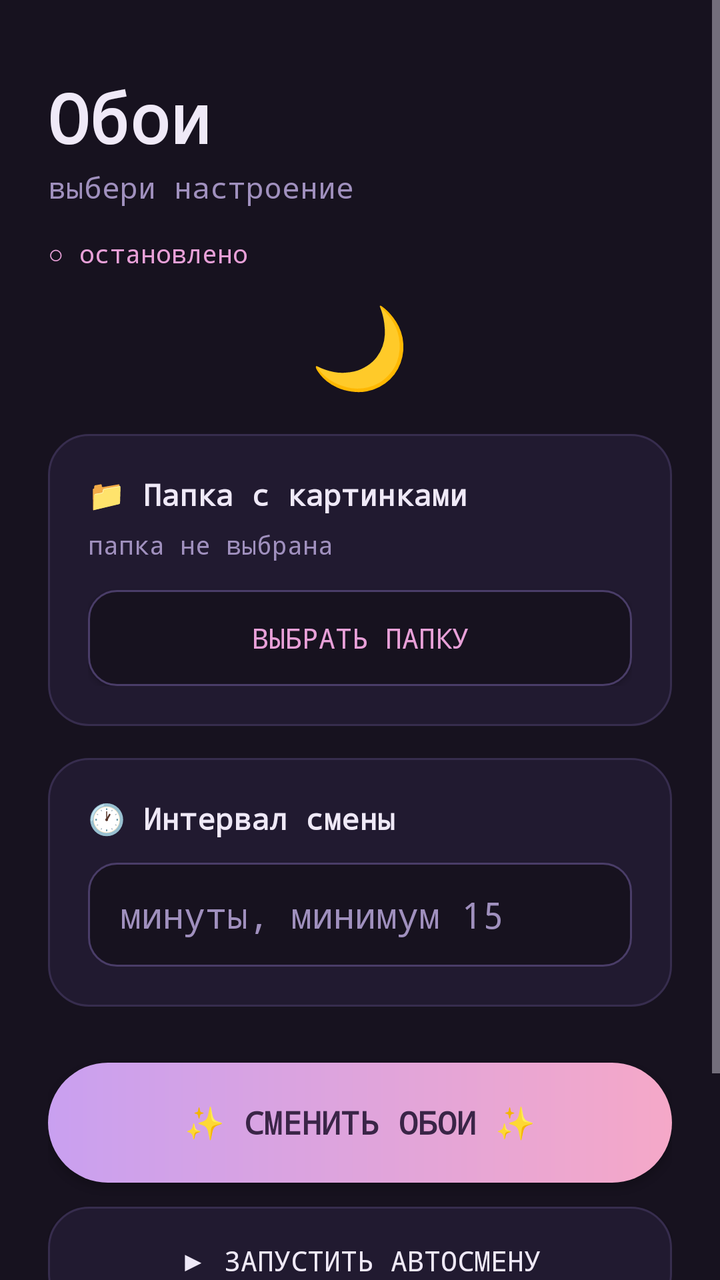
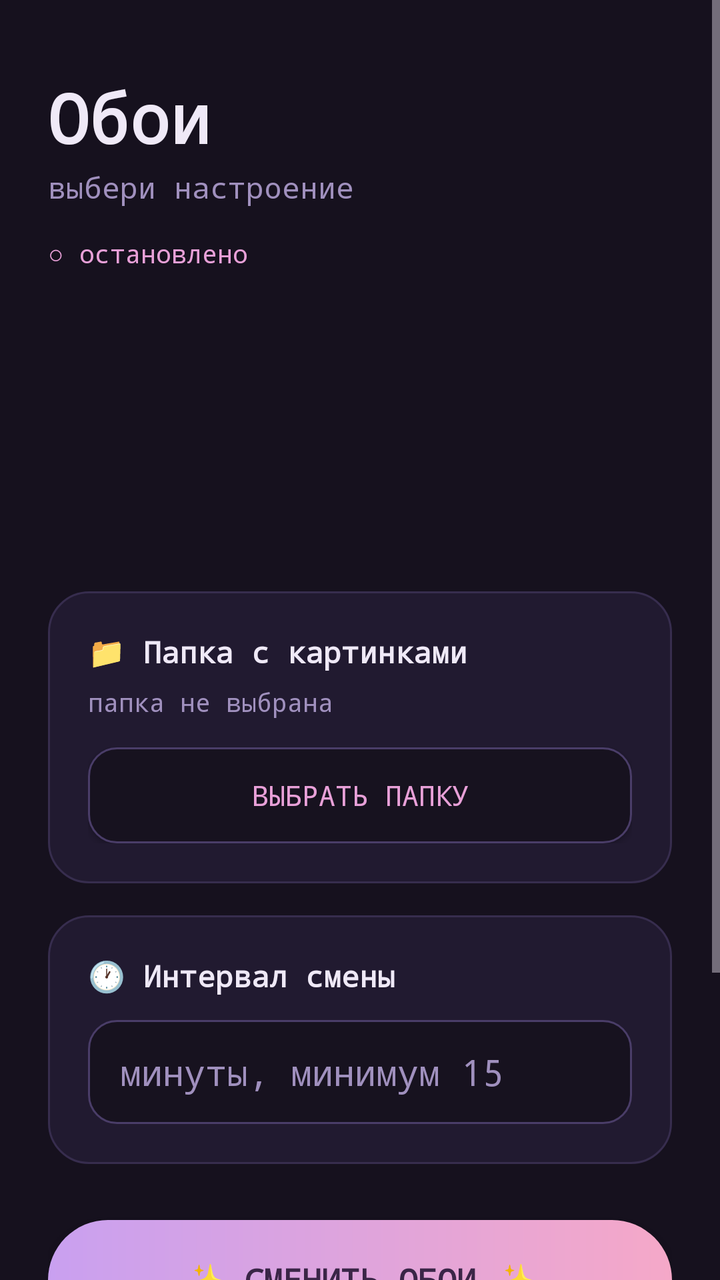

Screens rendered from an Android XML layout before and after an edit, with the pre-edit source and the edit as a unified diff.
<!-- AndroidManifest.xml: application theme Theme.WallpaperChanger -->
<!-- res/layout/activity_main.xml -->
<?xml version="1.0" encoding="utf-8"?>
<ScrollView xmlns:android="http://schemas.android.com/apk/res/android"
    xmlns:app="http://schemas.android.com/apk/res-auto"
    android:layout_width="match_parent"
    android:layout_height="match_parent"
    android:background="@color/bg"
    android:fillViewport="true">

    <LinearLayout
        android:layout_width="match_parent"
        android:layout_height="wrap_content"
        android:orientation="vertical"
        android:padding="24dp">

        
        <TextView
            android:layout_width="wrap_content"
            android:layout_height="wrap_content"
            android:text="@string/app_name"
            android:fontFamily="monospace"
            android:textSize="34sp"
            android:textStyle="bold"
            android:textColor="@color/text_main"
            android:layout_marginTop="12dp" />

        <TextView
            android:layout_width="wrap_content"
            android:layout_height="wrap_content"
            android:text="@string/subtitle"
            android:fontFamily="monospace"
            android:textSize="15sp"
            android:textColor="@color/text_muted"
            android:layout_marginTop="2dp" />

        <TextView
            android:id="@+id/statusText"
            android:layout_width="wrap_content"
            android:layout_height="wrap_content"
            android:text="@string/status_stopped"
            android:fontFamily="monospace"
            android:textSize="13sp"
            android:textColor="@color/accent_pink"
            android:layout_marginTop="14dp" />

        <TextView
            android:layout_width="wrap_content"
            android:layout_height="wrap_content"
            android:text="🌙"
            android:textSize="40sp"
            android:layout_gravity="center"
            android:layout_marginTop="10dp"
            android:layout_marginBottom="10dp" />

        
        <LinearLayout
            android:layout_width="match_parent"
            android:layout_height="wrap_content"
            android:orientation="vertical"
            android:background="@drawable/btn_dark"
            android:padding="20dp"
            android:layout_marginTop="8dp">

            <TextView
                android:layout_width="wrap_content"
                android:layout_height="wrap_content"
                android:text="@string/folder_card_title"
                android:fontFamily="monospace"
                android:textSize="15sp"
                android:textStyle="bold"
                android:textColor="@color/text_main" />

            <TextView
                android:id="@+id/folderText"
                android:layout_width="match_parent"
                android:layout_height="wrap_content"
                android:text="@string/folder_not_selected"
                android:fontFamily="monospace"
                android:textSize="13sp"
                android:textColor="@color/text_muted"
                android:layout_marginTop="6dp" />

            <Button
                android:id="@+id/pickFolderButton"
                android:layout_width="match_parent"
                android:layout_height="48dp"
                android:text="@string/pick_folder"
                android:fontFamily="monospace"
                android:textColor="@color/accent_pink"
                android:background="@drawable/input_bg"
                app:backgroundTint="@null"
                android:layout_marginTop="14dp" />
        </LinearLayout>

        
        <LinearLayout
            android:layout_width="match_parent"
            android:layout_height="wrap_content"
            android:orientation="vertical"
            android:background="@drawable/btn_dark"
            android:padding="20dp"
            android:layout_marginTop="16dp">

            <TextView
                android:layout_width="wrap_content"
                android:layout_height="wrap_content"
                android:text="@string/interval_card_title"
                android:fontFamily="monospace"
                android:textSize="15sp"
                android:textStyle="bold"
                android:textColor="@color/text_main" />

            <EditText
                android:id="@+id/intervalInput"
                android:layout_width="match_parent"
                android:layout_height="52dp"
                android:inputType="number"
                android:hint="@string/interval_hint"
                android:fontFamily="monospace"
                android:textColor="@color/text_main"
                android:textColorHint="@color/text_muted"
                android:background="@drawable/input_bg"
                android:paddingStart="16dp"
                android:paddingEnd="16dp"
                android:layout_marginTop="12dp" />
        </LinearLayout>

        
        <Button
            android:id="@+id/changeNowButton"
            android:layout_width="match_parent"
            android:layout_height="60dp"
            android:text="@string/change_now"
            android:fontFamily="monospace"
            android:textSize="16sp"
            android:textStyle="bold"
            android:textColor="@color/on_pill"
            android:background="@drawable/btn_pill"
            app:backgroundTint="@null"
            android:layout_marginTop="28dp" />

        <Button
            android:id="@+id/startButton"
            android:layout_width="match_parent"
            android:layout_height="54dp"
            android:text="@string/start"
            android:fontFamily="monospace"
            android:textColor="@color/text_main"
            android:background="@drawable/btn_dark"
            app:backgroundTint="@null"
            android:layout_marginTop="12dp" />

        <Button
            android:id="@+id/stopButton"
            android:layout_width="match_parent"
            android:layout_height="54dp"
            android:text="@string/stop"
            android:fontFamily="monospace"
            android:textColor="@color/text_muted"
            android:background="@drawable/btn_dark"
            app:backgroundTint="@null"
            android:layout_marginTop="12dp"
            android:layout_marginBottom="16dp" />
    </LinearLayout>
</ScrollView>
<!-- resources referenced by this layout -->
<resources>
  <color name="accent_pink">#E8A0D8</color>
  <color name="bg">#17121F</color>
  <color name="on_pill">#3A2547</color>
  <color name="text_main">#EFE9F7</color>
  <color name="text_muted">#A090BE</color>
  <!-- drawable btn_dark (drawable) -->
  <?xml version="1.0" encoding="utf-8"?>
  <shape xmlns:android="http://schemas.android.com/apk/res/android"
      android:shape="rectangle">
      <solid android:color="@color/card" />
      <stroke
          android:width="1dp"
          android:color="@color/card_stroke" />
      <corners android:radius="20dp" />
  </shape>
  <!-- drawable btn_pill (drawable) -->
  <?xml version="1.0" encoding="utf-8"?>
  <shape xmlns:android="http://schemas.android.com/apk/res/android"
      android:shape="rectangle">
      <gradient
          android:startColor="@color/pill_start"
          android:endColor="@color/pill_end"
          android:angle="0" />
      <corners android:radius="32dp" />
  </shape>
  <!-- drawable input_bg (drawable) -->
  <?xml version="1.0" encoding="utf-8"?>
  <shape xmlns:android="http://schemas.android.com/apk/res/android"
      android:shape="rectangle">
      <solid android:color="#17121F" />
      <stroke
          android:width="1dp"
          android:color="#4A3D68" />
      <corners android:radius="14dp" />
  </shape>
  <string name="app_name">Обои</string>
  <string name="change_now">✨ Сменить обои ✨</string>
  <string name="folder_card_title">📁 Папка с картинками</string>
  <string name="folder_not_selected">папка не выбрана</string>
  <string name="interval_card_title">🕐 Интервал смены</string>
  <string name="interval_hint">минуты, минимум 15</string>
  <string name="pick_folder">Выбрать папку</string>
  <string name="start">▶ Запустить автосмену</string>
  <string name="status_stopped">○ остановлено</string>
  <string name="stop">■ Остановить</string>
  <string name="subtitle">выбери настроение</string>
  <style name="Theme.WallpaperChanger" parent="Theme.Material3.Dark.NoActionBar">
          <item name="colorPrimary">@color/primary</item>
          <item name="colorOnPrimary">@color/on_pill</item>
          <item name="android:windowBackground">@color/bg</item>
          <item name="android:statusBarColor">@color/bg</item>
          <item name="android:navigationBarColor">@color/bg</item>
      </style>
  <color name="card">#211A30</color>
  <color name="card_stroke">#372D4E</color>
  <color name="pill_start">#C9A0F0</color>
  <color name="pill_end">#F5A8C8</color>
  <color name="primary">#B98EE8</color>
</resources>

<!-- the commit's change to res/layout/activity_main.xml (unified diff, before → after) -->
@@ -1,164 +1,180 @@
 <?xml version="1.0" encoding="utf-8"?>
-<ScrollView xmlns:android="http://schemas.android.com/apk/res/android"
+<FrameLayout xmlns:android="http://schemas.android.com/apk/res/android"
     xmlns:app="http://schemas.android.com/apk/res-auto"
     android:layout_width="match_parent"
     android:layout_height="match_parent"
-    android:background="@color/bg"
-    android:fillViewport="true">
+    android:background="@color/bg">
 
-    <LinearLayout
+    
+    <ImageView
         android:layout_width="match_parent"
-        android:layout_height="wrap_content"
-        android:orientation="vertical"
-        android:padding="24dp">
+        android:layout_height="match_parent"
+        android:src="@drawable/bg_main"
+        android:scaleType="centerCrop"
+        android:contentDescription="@null" />
 
-        
-        <TextView
-            android:layout_width="wrap_content"
-            android:layout_height="wrap_content"
-            android:text="@string/app_name"
-            android:fontFamily="monospace"
-            android:textSize="34sp"
-            android:textStyle="bold"
-            android:textColor="@color/text_main"
-            android:layout_marginTop="12dp" />
+    
+    <View
+        android:layout_width="match_parent"
+        android:layout_height="match_parent"
+        android:background="#9917121F" />
 
-        <TextView
-            android:layout_width="wrap_content"
-            android:layout_height="wrap_content"
-            android:text="@string/subtitle"
-            android:fontFamily="monospace"
-            android:textSize="15sp"
-            android:textColor="@color/text_muted"
-            android:layout_marginTop="2dp" />
+    <ScrollView
+        android:layout_width="match_parent"
+        android:layout_height="match_parent"
+        android:fillViewport="true">
 
-        <TextView
-            android:id="@+id/statusText"
-            android:layout_width="wrap_content"
-            android:layout_height="wrap_content"
-            android:text="@string/status_stopped"
-            android:fontFamily="monospace"
-            android:textSize="13sp"
-            android:textColor="@color/accent_pink"
-            android:layout_marginTop="14dp" />
-
-        <TextView
-            android:layout_width="wrap_content"
-            android:layout_height="wrap_content"
-            android:text="🌙"
-            android:textSize="40sp"
-            android:layout_gravity="center"
-            android:layout_marginTop="10dp"
-            android:layout_marginBottom="10dp" />
-
-        
         <LinearLayout
             android:layout_width="match_parent"
             android:layout_height="wrap_content"
             android:orientation="vertical"
-            android:background="@drawable/btn_dark"
-            android:padding="20dp"
-            android:layout_marginTop="8dp">
+            android:padding="24dp">
+
+            
+            <TextView
+                android:layout_width="wrap_content"
+                android:layout_height="wrap_content"
+                android:text="@string/app_name"
+                android:fontFamily="monospace"
+                android:textSize="34sp"
+                android:textStyle="bold"
+                android:textColor="@color/text_main"
+                android:layout_marginTop="12dp" />
 
             <TextView
                 android:layout_width="wrap_content"
                 android:layout_height="wrap_content"
-                android:text="@string/folder_card_title"
+                android:text="@string/subtitle"
                 android:fontFamily="monospace"
                 android:textSize="15sp"
-                android:textStyle="bold"
-                android:textColor="@color/text_main" />
+                android:textColor="@color/text_muted"
+                android:layout_marginTop="2dp" />
 
             <TextView
-                android:id="@+id/folderText"
+                android:id="@+id/statusText"
+                android:layout_width="wrap_content"
+                android:layout_height="wrap_content"
+                android:text="@string/status_stopped"
+                android:fontFamily="monospace"
+                android:textSize="13sp"
+                android:textColor="@color/accent_pink"
+                android:layout_marginTop="14dp" />
+
+            
+            <Space
+                android:layout_width="match_parent"
+                android:layout_height="0dp"
+                android:layout_weight="1"
+                android:minHeight="160dp" />
+
+            
+            <LinearLayout
                 android:layout_width="match_parent"
                 android:layout_height="wrap_content"
-                android:text="@string/folder_not_selected"
+                android:orientation="vertical"
+                android:background="@drawable/btn_dark"
+                android:padding="20dp">
+
+                <TextView
+                    android:layout_width="wrap_content"
+                    android:layout_height="wrap_content"
+                    android:text="@string/folder_card_title"
+                    android:fontFamily="monospace"
+                    android:textSize="15sp"
+                    android:textStyle="bold"
+                    android:textColor="@color/text_main" />
+
+                <TextView
+                    android:id="@+id/folderText"
+                    android:layout_width="match_parent"
+                    android:layout_height="wrap_content"
+                    android:text="@string/folder_not_selected"
+                    android:fontFamily="monospace"
+                    android:textSize="13sp"
+                    android:textColor="@color/text_muted"
+                    android:layout_marginTop="6dp" />
+
+                <Button
+                    android:id="@+id/pickFolderButton"
+                    android:layout_width="match_parent"
+                    android:layout_height="48dp"
+                    android:text="@string/pick_folder"
+                    android:fontFamily="monospace"
+                    android:textColor="@color/accent_pink"
+                    android:background="@drawable/input_bg"
+                    app:backgroundTint="@null"
+                    android:layout_marginTop="14dp" />
+            </LinearLayout>
+
+            
+            <LinearLayout
+                android:layout_width="match_parent"
+                android:layout_height="wrap_content"
+                android:orientation="vertical"
+                android:background="@drawable/btn_dark"
+                android:padding="20dp"
+                android:layout_marginTop="16dp">
+
+                <TextView
+                    android:layout_width="wrap_content"
+                    android:layout_height="wrap_content"
+                    android:text="@string/interval_card_title"
+                    android:fontFamily="monospace"
+                    android:textSize="15sp"
+                    android:textStyle="bold"
+                    android:textColor="@color/text_main" />
+
+                <EditText
+                    android:id="@+id/intervalInput"
+                    android:layout_width="match_parent"
+                    android:layout_height="52dp"
+                    android:inputType="number"
+                    android:hint="@string/interval_hint"
+                    android:fontFamily="monospace"
+                    android:textColor="@color/text_main"
+                    android:textColorHint="@color/text_muted"
+                    android:background="@drawable/input_bg"
+                    android:paddingStart="16dp"
+                    android:paddingEnd="16dp"
+                    android:layout_marginTop="12dp" />
+            </LinearLayout>
+
+            
+            <Button
+                android:id="@+id/changeNowButton"
+                android:layout_width="match_parent"
+                android:layout_height="60dp"
+                android:text="@string/change_now"
                 android:fontFamily="monospace"
-                android:textSize="13sp"
-                android:textColor="@color/text_muted"
-                android:layout_marginTop="6dp" />
+                android:textSize="16sp"
+                android:textStyle="bold"
+                android:textColor="@color/on_pill"
+                android:background="@drawable/btn_pill"
+                app:backgroundTint="@null"
+                android:layout_marginTop="28dp" />
 
             <Button
-                android:id="@+id/pickFolderButton"
+                android:id="@+id/startButton"
                 android:layout_width="match_parent"
-                android:layout_height="48dp"
-                android:text="@string/pick_folder"
-                android:fontFamily="monospace"
-                android:textColor="@color/accent_pink"
-                android:background="@drawable/input_bg"
-                app:backgroundTint="@null"
-                android:layout_marginTop="14dp" />
-        </LinearLayout>
-
-        
-        <LinearLayout
-            android:layout_width="match_parent"
-            android:layout_height="wrap_content"
-            android:orientation="vertical"
-            android:background="@drawable/btn_dark"
-            android:padding="20dp"
-            android:layout_marginTop="16dp">
-
-            <TextView
-                android:layout_width="wrap_content"
-                android:layout_height="wrap_content"
-                android:text="@string/interval_card_title"
-                android:fontFamily="monospace"
-                android:textSize="15sp"
-                android:textStyle="bold"
-                android:textColor="@color/text_main" />
-
-            <EditText
-                android:id="@+id/intervalInput"
-                android:layout_width="match_parent"
-                android:layout_height="52dp"
-                android:inputType="number"
-                android:hint="@string/interval_hint"
+                android:layout_height="54dp"
+                android:text="@string/start"
                 android:fontFamily="monospace"
                 android:textColor="@color/text_main"
-                android:textColorHint="@color/text_muted"
-                android:background="@drawable/input_bg"
-                android:paddingStart="16dp"
-                android:paddingEnd="16dp"
+                android:background="@drawable/btn_dark"
+                app:backgroundTint="@null"
                 android:layout_marginTop="12dp" />
+
+            <Button
+                android:id="@+id/stopButton"
+                android:layout_width="match_parent"
+                android:layout_height="54dp"
+                android:text="@string/stop"
+                android:fontFamily="monospace"
+                android:textColor="@color/text_muted"
+                android:background="@drawable/btn_dark"
+                app:backgroundTint="@null"
+                android:layout_marginTop="12dp"
+                android:layout_marginBottom="16dp" />
         </LinearLayout>
-
-        
-        <Button
-            android:id="@+id/changeNowButton"
-            android:layout_width="match_parent"
-            android:layout_height="60dp"
-            android:text="@string/change_now"
-            android:fontFamily="monospace"
-            android:textSize="16sp"
-            android:textStyle="bold"
-            android:textColor="@color/on_pill"
-            android:background="@drawable/btn_pill"
-            app:backgroundTint="@null"
-            android:layout_marginTop="28dp" />
-
-        <Button
-            android:id="@+id/startButton"
-            android:layout_width="match_parent"
-            android:layout_height="54dp"
-            android:text="@string/start"
-            android:fontFamily="monospace"
-            android:textColor="@color/text_main"
-            android:background="@drawable/btn_dark"
-            app:backgroundTint="@null"
-            android:layout_marginTop="12dp" />
-
-        <Button
-            android:id="@+id/stopButton"
-            android:layout_width="match_parent"
-            android:layout_height="54dp"
-            android:text="@string/stop"
-            android:fontFamily="monospace"
-            android:textColor="@color/text_muted"
-            android:background="@drawable/btn_dark"
-            app:backgroundTint="@null"
-            android:layout_marginTop="12dp"
-            android:layout_marginBottom="16dp" />
-    </LinearLayout>
-</ScrollView>
+    </ScrollView>
+</FrameLayout>
